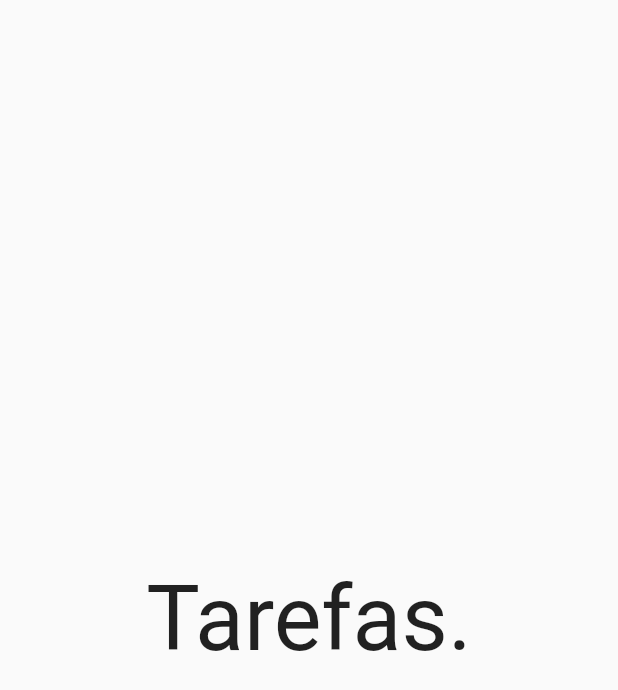
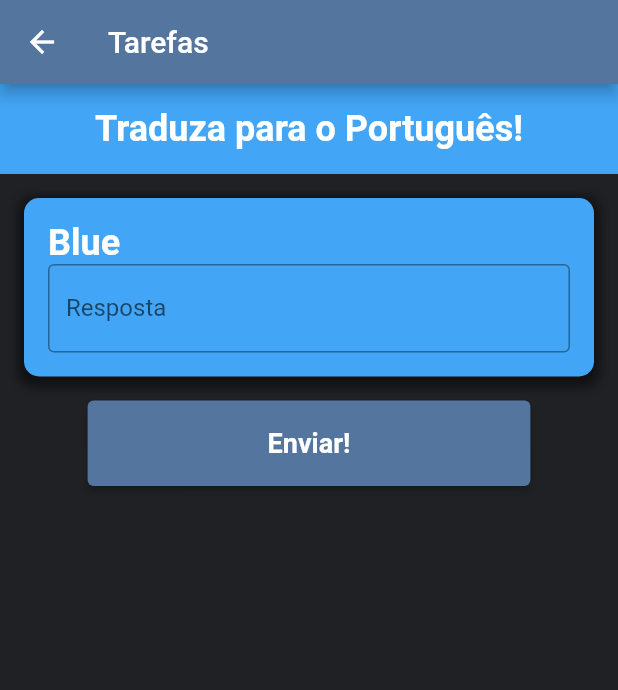
Before and after one commit to marcos-inja/app-estudo-de-ingles, a Flutter app: the TaskPage screen opened directly, on a phone screen of 412 x 824 dp. Shown: the top 690 px of the screen. Run offline on Flutter 3.47's test engine with Material 2 defaults, Android fonts, the phone set to English and light mode, and no system bars.

Commit message:
commit inicial gui

```diff
--- a/unki/lib/pages/task_page.dart
+++ b/unki/lib/pages/task_page.dart
@@ -1,14 +1,137 @@
 import 'package:flutter/material.dart';
-
 
 class TaskPage extends StatelessWidget {
   Widget build(BuildContext context) => Scaffold(
-        body: Center(
-          child: Text(
-            'Tarefas.',
-            style: TextStyle(fontSize: 60),
+        appBar: AppBar(
+          title: Text('Tarefas'),
+          backgroundColor: Color(0xff54759E),
+        ),
+        body: buildBody(context),
+        backgroundColor: Color(0xff202125),
+      );
 
+  buildBody(context) {
+    return Container(
+      child: Column(
+        crossAxisAlignment: CrossAxisAlignment.start,
+      children: [
+        titulo(titulo: "Traduza para o Português!"),
+        questao(palavra: "Blue"),
+        /*questao(palavra: "Black"),
+        questao(palavra: "White"),*/
+        Align(
+          alignment: Alignment.center,
+          child: botaoelevado(context),
+        )
+      ],
+      ),
+    );
+  }
+
+  Container titulo({required String titulo}) {
+    return Container(
+      padding: EdgeInsets.all(16),
+      color: Colors.blue.shade400,
+      child: Column(
+        crossAxisAlignment: CrossAxisAlignment.start,
+        children: [
+          Align(
+            alignment: Alignment.center,
+            child: Text(
+              titulo,
+              style: TextStyle(
+                fontSize: 24,
+                color: Colors.white,
+                fontWeight: FontWeight.bold,
+              ),
+            ),
           ),
+        ],
+      ),
+    );
+  }
+
+  Container questao({required String palavra}) {
+    return Container(
+      decoration: BoxDecoration(
+        shape: BoxShape.rectangle,
+        color: Colors.blue.shade400,
+        borderRadius: BorderRadius.circular(10),
+        boxShadow: [
+          BoxShadow(
+            color: Colors.black.withOpacity(0.5),
+            spreadRadius: 4,
+            blurRadius: 6,
+            offset: Offset(0, 3), // changes position of shadow
+          ),
+        ],
+      ),
+      margin: EdgeInsets.all(16),
+      padding: EdgeInsets.all(16),
+      child: Column(
+        crossAxisAlignment: CrossAxisAlignment.start,
+        children: [
+          Text(
+            palavra,
+            style: TextStyle(
+              fontSize: 24,
+              color: Colors.white,
+              fontWeight: FontWeight.bold,
+            ),
+          ),
+          const TextField(
+            decoration: InputDecoration(
+              border: OutlineInputBorder(),
+              labelText: 'Resposta',
+            ),
+          ),
+        ],
+      ),
+    );
+  }
+
+  botaoelevado(context) {
+    return ElevatedButton(
+      style: ElevatedButton.styleFrom(
+        padding: EdgeInsets.only(left: 120, right: 120, top: 18, bottom: 18),
+        primary: Color(0xff54759E),
+      ),
+
+      onPressed: () {
+        /*Navigator.push(
+            context, MaterialPageRoute(builder: (context) => CardPage()));
+        */
+
+        showDialog(
+            context: context,
+            builder: (_) => new AlertDialog(
+                  shape: RoundedRectangleBorder(
+                      borderRadius: BorderRadius.all(Radius.circular(10.0))),
+                  content: Builder(
+                    builder: (context) {
+
+                      var height = MediaQuery.of(context).size.height;
+                      var width = MediaQuery.of(context).size.width;
+
+                      return Container(
+                        child: Text("ADOOOORO"),
+                        height: height - 300,
+                        width: width - 900,
+                      );
+                    },
+                  ),
+                ));
+      },
+
+
+      child: Text(
+        'Enviar!',
+        style: TextStyle(
+          fontSize: 18,
+          color: Colors.white,
+          fontWeight: FontWeight.bold,
         ),
-      );
+      ),
+    );
+  }
 }
```
